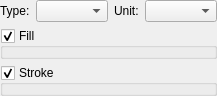
The window that src/terralib/qt/widgets/se/ui/PolygonSymbolizerWidgetForm.ui (claudiobogossian/terralib5) describes before a commit, drawn with Qt 5.
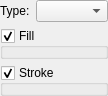
The same window after the commit.

Commit message: Removed unused UOM combo box;

```diff
--- a/src/terralib/qt/widgets/se/ui/PolygonSymbolizerWidgetForm.ui
+++ b/src/terralib/qt/widgets/se/ui/PolygonSymbolizerWidgetForm.ui
@@ -6,22 +6,20 @@
    <rect>
     <x>0</x>
     <y>0</y>
-    <width>214</width>
-    <height>64</height>
+    <width>106</width>
+    <height>62</height>
    </rect>
   </property>
   <property name="windowTitle">
    <string>Form</string>
   </property>
-  <layout class="QGridLayout" name="gridLayout_5">
+  <layout class="QGridLayout" name="gridLayout_3">
    <property name="margin">
     <number>0</number>
    </property>
    <item row="0" column="0">
     <layout class="QGridLayout" name="m_mainLayout">
      <item row="0" column="0">
-      <layout class="QGridLayout" name="gridLayout_3">
-       <item row="0" column="0">
         <layout class="QGridLayout" name="gridLayout_2">
          <item row="0" column="0">
           <widget class="QLabel" name="m_polygonSymbolizerTypeLabel">
@@ -39,29 +37,6 @@
             </sizepolicy>
            </property>
           </widget>
-         </item>
-        </layout>
-       </item>
-       <item row="0" column="1">
-        <layout class="QGridLayout" name="gridLayout">
-         <item row="0" column="0">
-          <widget class="QLabel" name="m_uomLabel">
-           <property name="text">
-            <string>Unit:</string>
-           </property>
-          </widget>
-         </item>
-         <item row="0" column="1">
-          <widget class="QComboBox" name="m_uomComboBox">
-           <property name="sizePolicy">
-            <sizepolicy hsizetype="Expanding" vsizetype="Fixed">
-             <horstretch>0</horstretch>
-             <verstretch>0</verstretch>
-            </sizepolicy>
-           </property>
-          </widget>
-         </item>
-        </layout>
        </item>
       </layout>
      </item>
```
Lines whose indentation alone changed are shown as unchanged. The commit also changes 3 other files.
